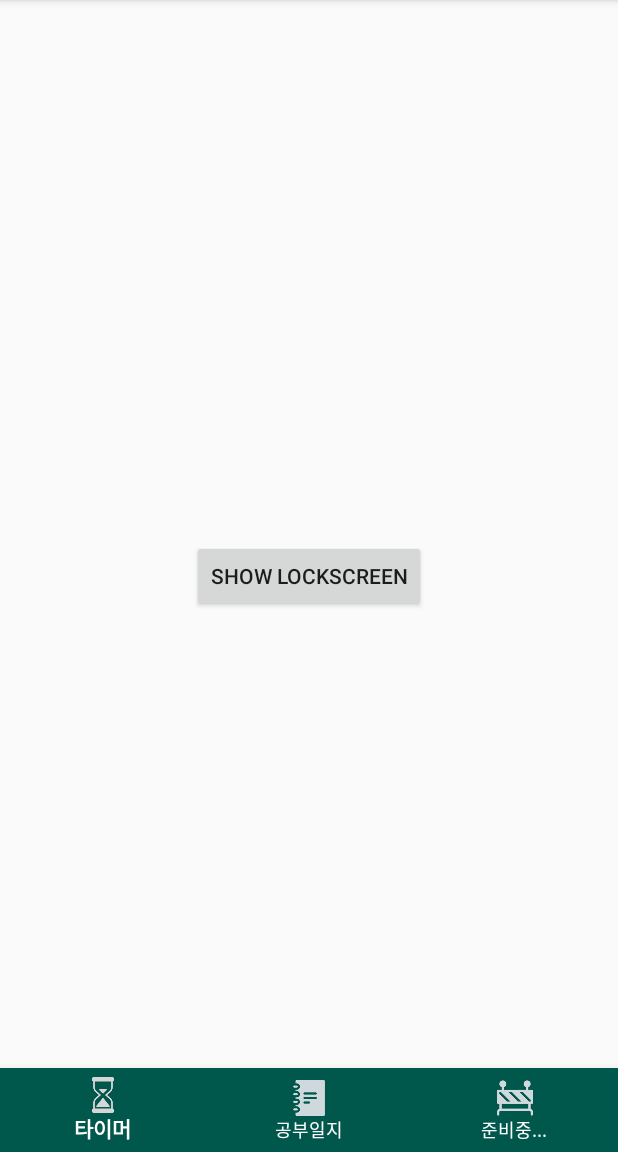
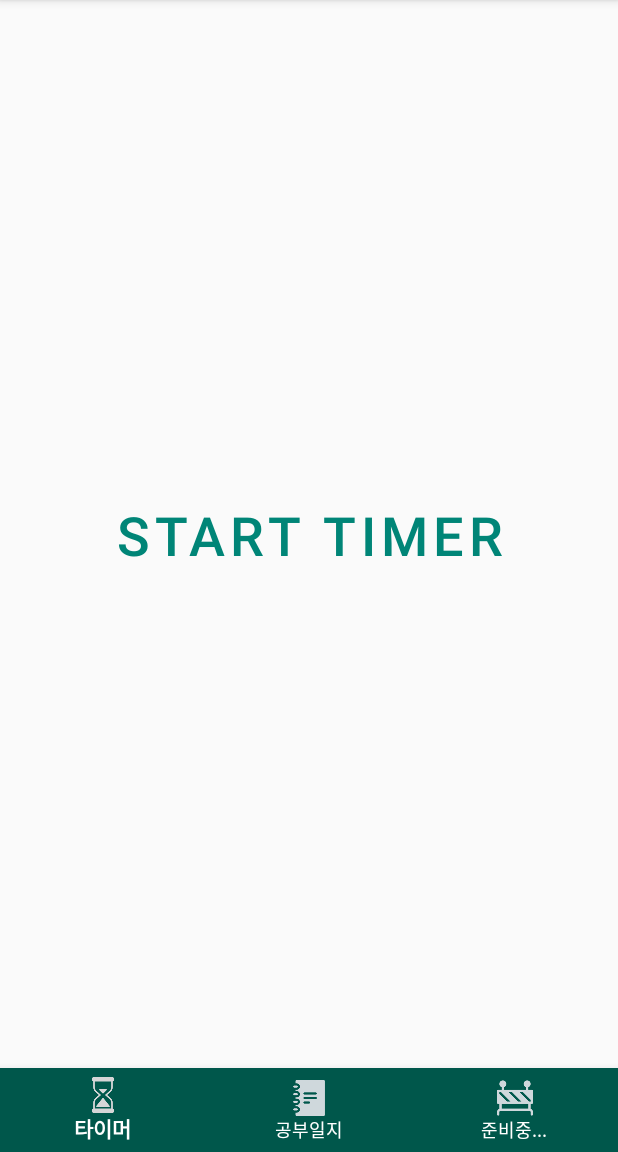
Before and after one commit to Voo-Up/GenuineTimer, an Android app: the screen it shows after launch (MainActivity), on a phone screen of 412 x 824 dp, the part 84-1236 px from its top. Run offline under Robolectric (Android 15) with nearby library versions, the phone set to English and light mode, and no system bars.

Commit message:
Timer 기능 구현 완료. Timer Log 구현 완료
이제 기능은 다 완료한것 같음. 그런데 와꾸가 개 병신임

```diff
--- a/AndroidProject/ExamineeTimer/app/src/main/java/com/example/examineetimer/DiaryFragment.java
+++ b/AndroidProject/ExamineeTimer/app/src/main/java/com/example/examineetimer/DiaryFragment.java
@@ -1,5 +1,6 @@
 package com.example.examineetimer;
 
+import android.database.Cursor;
 import android.os.Bundle;
 import android.util.Log;
 import android.view.LayoutInflater;
@@ -13,11 +14,20 @@ import androidx.fragment.app.Fragment;
 import androidx.recyclerview.widget.LinearLayoutManager;
 import androidx.recyclerview.widget.RecyclerView;
 
+import com.example.examineetimer.db.ExamineeTimerDbHandler;
+import com.example.examineetimer.db.StudyTimeDO;
+import com.example.examineetimer.utils.MyUtils;
+
+import java.text.ParseException;
+import java.text.SimpleDateFormat;
 import java.util.ArrayList;
+import java.util.Date;
 
 public class DiaryFragment extends Fragment {
+    final private String TAG = "DiaryFragment";
 
-    final private String TAG = "DiaryFragment";
+    RecyclerView mRecyclerView;
+
     public DiaryFragment(){}
     @Nullable
     @Override
@@ -25,24 +35,49 @@ public class DiaryFragment extends Fragment {
         //return super.onCreateView(inflater, container, savedInstanceState);
         View v = inflater.inflate(R.layout.fragment_diary, container, false);
 
-        RecyclerView mRecyclerView = (RecyclerView) v.findViewById(R.id.recyclerview_main_list);
+        mRecyclerView = (RecyclerView) v.findViewById(R.id.recyclerview_main_list);
+        mRecyclerView.setLayoutManager(new LinearLayoutManager(getContext()));
+
+        return v;
+    }
+
+    @Override
+    public void onResume() {
+        super.onResume();
+
+        Log.i(TAG, "onResume");
 
         ArrayList<DiaryListDO> arrayList = new ArrayList<>();
-        //make dummy
-        for(int i=0; i<30; i++){
-            DiaryListDO d = new DiaryListDO("13:55:12", "2020-20-20");
-            arrayList.add(d);
+
+        //select DB
+        Log.i(TAG, "Select table");
+        ExamineeTimerDbHandler dbHandler = new ExamineeTimerDbHandler(getContext());
+        Cursor c = dbHandler.select(StudyTimeDO.StudyTimeEntry.TABLE_NAME);
+
+        Log.i(TAG, "cursor Count : " + c.getCount());
+        if (c.getCount() > 0) {
+            do {
+                int id = c.getInt(c.getColumnIndex(StudyTimeDO.StudyTimeEntry.COLUMN_NAME_id));
+
+                Date date = new Date();
+                try {
+                    date = new SimpleDateFormat("yyyy-MM-dd hh:mm:ss").parse(c.getString(c.getColumnIndex(StudyTimeDO.StudyTimeEntry.COLUMN_NAME_START_DATETIME)));
+                } catch (ParseException e) {
+                    e.printStackTrace();
+                }
+
+                int studySec = c.getInt(c.getColumnIndex(StudyTimeDO.StudyTimeEntry.COLUMN_NAME_STUDY_SEC));
+                StudyTimeDO d = new StudyTimeDO(id, date, studySec);
+                Log.i(TAG, d.getId() + ", " + d.getStartDateTime() + ", " + d.getStudySec());
+                DiaryListDO dl = new DiaryListDO(MyUtils.convertSecToTimeFormatString(d.getStudySec()), MyUtils.convertDateTimeToFormatString(d.getStartDateTime()));
+                arrayList.add(dl);
+            }while(c.moveToNext());
         }
-
-        mRecyclerView.setLayoutManager(new LinearLayoutManager(getContext()));
 
         CustomAdapter adapter = new CustomAdapter(arrayList);
         mRecyclerView.setAdapter(adapter);
 
-
         adapter.notifyDataSetChanged();
-
-        return v;
     }
 
     public class CustomAdapter extends RecyclerView.Adapter<CustomAdapter.CustomViewHolder> {
@@ -53,7 +88,6 @@ public class DiaryFragment extends Fragment {
             protected TextView tvStudyTime;
             protected TextView tvStudyDate;
 
-
             public CustomViewHolder(View view) {
                 super(view);
                 this.tvStudyTime = (TextView) view.findViewById(R.id.mtrl_list_item_text);
@@ -61,12 +95,9 @@ public class DiaryFragment extends Fragment {
             }
         }
 
-
         public CustomAdapter(ArrayList<DiaryListDO> list) {
             this.mList = list;
         }
-
-
 
         @Override
         public CustomViewHolder onCreateViewHolder(ViewGroup viewGroup, int viewType) {
--- /dev/null
+++ b/AndroidProject/ExamineeTimer/app/src/main/java/com/example/examineetimer/db/ExamineeTimerDbHandler.java
@@ -0,0 +1,34 @@
+package com.example.examineetimer.db;
+
+import android.content.ContentValues;
+import android.content.Context;
+import android.database.Cursor;
+import android.database.sqlite.SQLiteDatabase;
+import android.database.sqlite.SQLiteOpenHelper;
+import android.util.Log;
+
+public class ExamineeTimerDbHandler {
+    private final String TAG = "ExamineeTimerDbHandler";
+
+    SQLiteOpenHelper mHelper = null;
+    SQLiteDatabase mDB = null;
+
+    public ExamineeTimerDbHandler(Context context){
+        mHelper = new ExamineeTimerDbHelper(context);
+    }
+
+    public long insert(String tableName, ContentValues cv){
+        Log.i(TAG, "insert " + tableName);
+
+        mDB = mHelper.getWritableDatabase();
+        return mDB.insert(tableName, null, cv);
+    }
+
+    public Cursor select(String tableName){
+        mDB = mHelper.getReadableDatabase();
+        Cursor c = mDB.query(tableName, null, null, null, null, null, "id DESC");
+        c.moveToFirst();
+
+        return c;
+    }
+}
--- /dev/null
+++ b/AndroidProject/ExamineeTimer/app/src/main/java/com/example/examineetimer/db/ExamineeTimerDbHelper.java
@@ -0,0 +1,41 @@
+package com.example.examineetimer.db;
+
+import android.content.ContentValues;
+import android.content.Context;
+import android.database.sqlite.SQLiteDatabase;
+import android.database.sqlite.SQLiteOpenHelper;
+
+import androidx.annotation.Nullable;
+
+public class ExamineeTimerDbHelper extends SQLiteOpenHelper {
+    private Context mContext;
+
+    public static final int DATABASE_VERSION = 1;
+    public static final String DATABASE_NAME = "examinee_timer.db";
+
+    private static final String SQL_CREATE_STUDY_TIME =
+            "CREATE TABLE IF NOT EXISTS " + StudyTimeDO.StudyTimeEntry.TABLE_NAME + "(" +
+                    StudyTimeDO.StudyTimeEntry.COLUMN_NAME_id + " INTEGER PRIMARY KEY AUTOINCREMENT," +
+                    StudyTimeDO.StudyTimeEntry.COLUMN_NAME_START_DATETIME + " DATETIME," +
+                    StudyTimeDO.StudyTimeEntry.COLUMN_NAME_STUDY_SEC + " INTEGER" +
+                    ");";
+    private static final String SQL_DELETE_STUDY_TIME =
+            "DROP TABLE IF EXISTS " + StudyTimeDO.StudyTimeEntry.TABLE_NAME;
+
+
+    public ExamineeTimerDbHelper(Context context) {
+        super(context, DATABASE_NAME, null, DATABASE_VERSION);
+        this.mContext = context;
+    }
+
+    @Override
+    public void onCreate(SQLiteDatabase db) {
+        db.execSQL(SQL_CREATE_STUDY_TIME);
+    }
+
+    @Override
+    public void onUpgrade(SQLiteDatabase db, int oldVersion, int newVersion) {
+        db.execSQL(SQL_DELETE_STUDY_TIME);
+        onCreate(db);
+    }
+}
--- a/AndroidProject/ExamineeTimer/app/src/main/res/layout/activity_main.xml
+++ b/AndroidProject/ExamineeTimer/app/src/main/res/layout/activity_main.xml
@@ -1,5 +1,6 @@
 <?xml version="1.0" encoding="utf-8"?>
-<androidx.constraintlayout.widget.ConstraintLayout xmlns:android="http://schemas.android.com/apk/res/android"
+<androidx.coordinatorlayout.widget.CoordinatorLayout
+    xmlns:android="http://schemas.android.com/apk/res/android"
     xmlns:app="http://schemas.android.com/apk/res-auto"
     xmlns:tools="http://schemas.android.com/tools"
     android:layout_width="match_parent"
@@ -11,8 +12,8 @@
         android:id="@+id/container"
         android:layout_width="match_parent"
         android:layout_height="match_parent"
-        app:layout_constraintBottom_toTopOf="@+id/botnav_main"
-        app:layout_behavior="@string/appbar_scrolling_view_behavior" />
+        app:layout_behavior="@string/appbar_scrolling_view_behavior"
+        android:layout_marginBottom="?attr/actionBarSize"/>
 
     <com.google.android.material.bottomnavigation.BottomNavigationView
         android:id="@+id/botnav_main"
@@ -22,8 +23,7 @@
         android:background="@color/colorPrimaryDark"
         app:itemTextColor="@color/whiteColor"
         app:itemIconTint="@color/bottom_section_color"
-        app:layout_constraintBottom_toBottomOf="parent"
         app:menu="@menu/menu_bot_navigation_items"/>
 
 
-</androidx.constraintlayout.widget.ConstraintLayout>
+</androidx.coordinatorlayout.widget.CoordinatorLayout>
--- a/AndroidProject/ExamineeTimer/app/src/main/res/layout/fragment_timer.xml
+++ b/AndroidProject/ExamineeTimer/app/src/main/res/layout/fragment_timer.xml
@@ -9,9 +9,10 @@
         android:id="@+id/btn_open_lockscreen"
         android:layout_width="wrap_content"
         android:layout_height="wrap_content"
-        android:layout_marginBottom="10dp"
         android:layout_margin="200dp"
+        android:textSize="36dp"
         android:text="@string/showLockScreenText"
+        style="@style/Widget.MaterialComponents.Button.TextButton"
         app:layout_constraintTop_toTopOf="parent"
         app:layout_constraintBottom_toBottomOf="parent"
         app:layout_constraintEnd_toEndOf="parent"
--- a/AndroidProject/ExamineeTimer/app/src/main/res/values/strings.xml
+++ b/AndroidProject/ExamineeTimer/app/src/main/res/values/strings.xml
@@ -3,7 +3,7 @@
     <string name="lockScreenSwitchText">LockScreen Switch</string>
     <string name="lockscrenOn">LockScreen Turn On</string>
     <string name="lockscrenOff">LockScreen Turn Off</string>
-    <string name="showLockScreenText">Show LockScreen</string>
+    <string name="showLockScreenText">Start Timer</string>
     <string name="unlock">UnLock</string>
     <string name="lockScreenText">LockScreen</string>
     <string name="lockScreenSwipeText"><![CDATA[slide to stop timer >>]]></string>
```
Also changed, not shown: AndroidProject/ExamineeTimer/app/src/main/java/com/example/examineetimer/LockscreenActivity.java (+44 -14 lines), AndroidProject/ExamineeTimer/app/src/main/java/com/example/examineetimer/db/StudyTimeDO.java (added, +50 -0 lines), AndroidProject/ExamineeTimer/app/src/main/java/com/example/examineetimer/utils/MyUtils.java (added, +19 -0 lines), AndroidProject/ExamineeTimer/app/src/main/res/layout/material_list_item_two_line.xml (+14 -12 lines).
